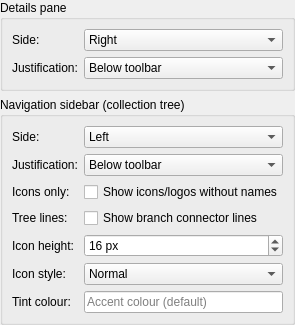
EtherAura/Kartend, file src/ui/dialogs/settings/appearance/sidebarslayoutpanel.ui: the form before one commit.
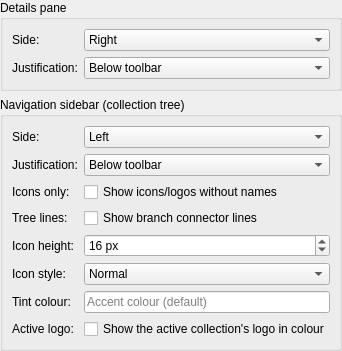
The form after the commit.

Commit message: feat(ui): chrome tone, overlay scrollbars and collection-tree polish

```diff
--- a/src/ui/dialogs/settings/appearance/sidebarslayoutpanel.ui
+++ b/src/ui/dialogs/settings/appearance/sidebarslayoutpanel.ui
@@ -71,7 +71,7 @@
        <widget class="QSpinBox" name="treeIconSizeSpinBox">
         <property name="toolTip"><string>Height of the row icons/logos in pixels. Width follows the panel width, keeping each logo's aspect ratio.</string></property>
         <property name="minimum"><number>12</number></property>
-        <property name="maximum"><number>64</number></property>
+        <property name="maximum"><number>512</number></property>
         <property name="value"><number>16</number></property>
         <property name="suffix"><string> px</string></property>
        </widget>
@@ -86,6 +86,13 @@
         <item><property name="text"><string>Tinted</string></property></item>
        </widget>
       </item>
+      <item row="7" column="0"><widget class="QLabel" name="treeColorizeSelectedLabel"><property name="text"><string>Active logo:</string></property></widget></item>
+      <item row="7" column="1">
+       <widget class="QCheckBox" name="treeColorizeSelectedCheckBox">
+        <property name="toolTip"><string>With a monochrome or tinted style, show the collection you are currently viewing in its original colours. No effect on the Normal style.</string></property>
+        <property name="text"><string>Show the active collection's logo in colour</string></property>
+       </widget>
+      </item>
       <item row="6" column="0"><widget class="QLabel" name="treeIconTintLabel"><property name="text"><string>Tint colour:</string></property></widget></item>
       <item row="6" column="1">
        <widget class="QLineEdit" name="treeIconTintEdit">
```
The commit also changes 38 other files.
